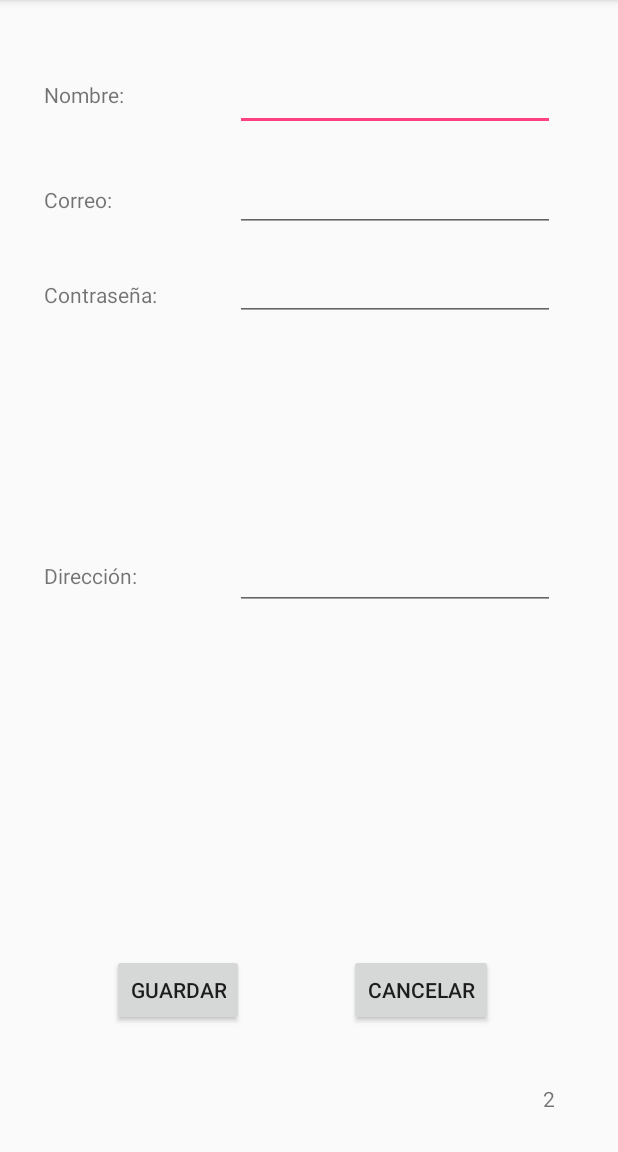
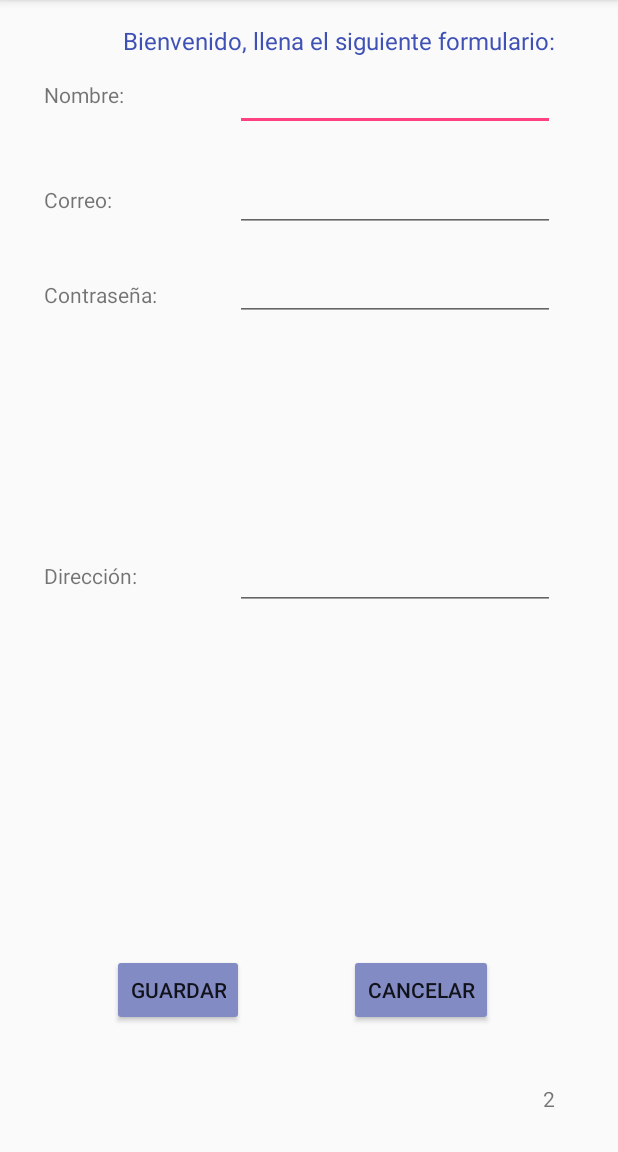
Before and after one commit to lindagtz/EasyCarWash, an Android app: the RegistroCliente screen opened directly, with no data from a screen before it, on a phone screen of 412 x 824 dp, the part 84-1236 px from its top. Run offline under Robolectric (Android 15) with nearby library versions, the phone set to English and light mode, and no system bars.

Commit message:
agregando estilo

```diff
--- a/app/src/main/AndroidManifest.xml
+++ b/app/src/main/AndroidManifest.xml
@@ -12,7 +12,7 @@
 
     <application
         android:allowBackup="true"
-        android:icon="@mipmap/logo"
+        android:icon="@mipmap/logofo"
         android:label="@string/app_name"
         android:supportsRtl="true"
         android:theme="@style/AppTheme">
@@ -31,7 +31,7 @@
 
         <activity
             android:name=".Login"
-            android:label="@string/title_activity_login">
+            android:label="Easy Carwash">
             <intent-filter>
                 <action android:name="android.intent.action.MAIN" />
 
--- a/app/src/main/java/lindagtz/co/easycarwash/RegisterRequest.java
+++ b/app/src/main/java/lindagtz/co/easycarwash/RegisterRequest.java
@@ -8,7 +8,7 @@ import java.util.Map;
 /**
  * Created by lenovo on 16/04/2017.
  */
-
+//esta clase NO SE UTILIZA JAJAJAJa
 public class RegisterRequest extends StringRequest {
         private static final String REGISTER_REQUEST_URL = "";
         private Map<String, String> params;
--- a/app/src/main/java/lindagtz/co/easycarwash/RegistroAuto.java
+++ b/app/src/main/java/lindagtz/co/easycarwash/RegistroAuto.java
@@ -50,7 +50,7 @@ import java.util.List;
 import java.util.Map;
 
 import javax.net.ssl.HttpsURLConnection;
-
+//ya NO SE ESTA USANDO ESTA CLASE
 public class RegistroAuto extends FragmentActivity implements OnMapReadyCallback {
 
     private GoogleMap mMap;
--- a/app/src/main/java/lindagtz/co/easycarwash/RegistroCliente.java
+++ b/app/src/main/java/lindagtz/co/easycarwash/RegistroCliente.java
@@ -25,7 +25,7 @@ import java.net.URL;
 
 public class RegistroCliente extends AppCompatActivity {
 
-
+//declaramos todas las variables a usar
     EditText name, email, password, direccion;
     TextView auth_id;
     Button regCancelar, regGuardar;
@@ -84,7 +84,8 @@ public class RegistroCliente extends AppCompatActivity {
         protected void onPostExecute(String result) {
 
             Toast.makeText(getApplicationContext(), "Se almacenaron los datos correctamente", Toast.LENGTH_LONG).show();
-
+            Intent Login= new Intent(RegistroCliente.this, Login.class);
+            startActivity(Login);
         }
     }
     private class ConsultarDatos extends AsyncTask<String, Void, String> {
--- a/app/src/main/res/layout/activity_infowindow.xml
+++ b/app/src/main/res/layout/activity_infowindow.xml
@@ -44,7 +44,7 @@
     </LinearLayout>
 
     <Button
-        android:text="Button"
+        android:text="Ver más"
         android:layout_width="wrap_content"
         android:layout_height="wrap_content"
         android:id="@+id/infoButton"
--- a/app/src/main/res/layout/activity_registro_cli.xml
+++ b/app/src/main/res/layout/activity_registro_cli.xml
@@ -94,7 +94,8 @@
         android:layout_alignParentBottom="true"
         android:layout_toEndOf="@+id/textView5"
         android:layout_marginBottom="68dp"
-        android:id="@+id/regGuardar" />
+        android:id="@+id/regGuardar"
+        android:backgroundTint="@color/colorPrimaryDark" />
 
     <Button
         android:text="Cancelar"
@@ -103,7 +104,8 @@
         android:layout_alignTop="@+id/regGuardar"
         android:layout_alignEnd="@+id/edDireccionc"
         android:layout_marginEnd="41dp"
-        android:id="@+id/regCancelar" />
+        android:id="@+id/regCancelar"
+        android:backgroundTint="@color/colorPrimaryDark" />
 
     <TextView
         android:text="2"
@@ -114,4 +116,14 @@
         android:layout_marginBottom="10dp"
         android:id="@+id/txtperm" />
 
+    <TextView
+        android:text="Bienvenido, llena el siguiente formulario:"
+        android:layout_width="wrap_content"
+        android:layout_height="wrap_content"
+        android:id="@+id/textView"
+        android:textSize="16sp"
+        android:textColor="@color/colorPrimary"
+        android:layout_alignParentTop="true"
+        android:layout_alignEnd="@+id/edNamec" />
+
 </RelativeLayout>
--- a/app/src/main/res/values/colors.xml
+++ b/app/src/main/res/values/colors.xml
@@ -1,6 +1,6 @@
 <?xml version="1.0" encoding="utf-8"?>
 <resources>
-    <color name="colorPrimary">#3F51B5</color>
+    <color name="colorPrimary">#3f51b5</color>
     <color name="colorPrimaryDark">#828bc4</color>
     <color name="colorAccent">#FF4081</color>
 </resources>
```
Also changed, not shown: app/src/main/java/lindagtz/co/easycarwash/Login.java (+21 -8 lines), app/src/main/java/lindagtz/co/easycarwash/Maps.java (+12 -5 lines), app/src/main/res/layout/activity_infocarwash.xml (+9 -0 lines), app/src/main/res/layout/activity_login.xml (+14 -7 lines), app/src/main/res/mipmap-hdpi/logofo.png (added), app/src/main/res/mipmap-hdpi/logofondo.png (added), app/src/main/res/mipmap-mdpi/logofo.png (added), app/src/main/res/mipmap-mdpi/logofondo.png (added).
